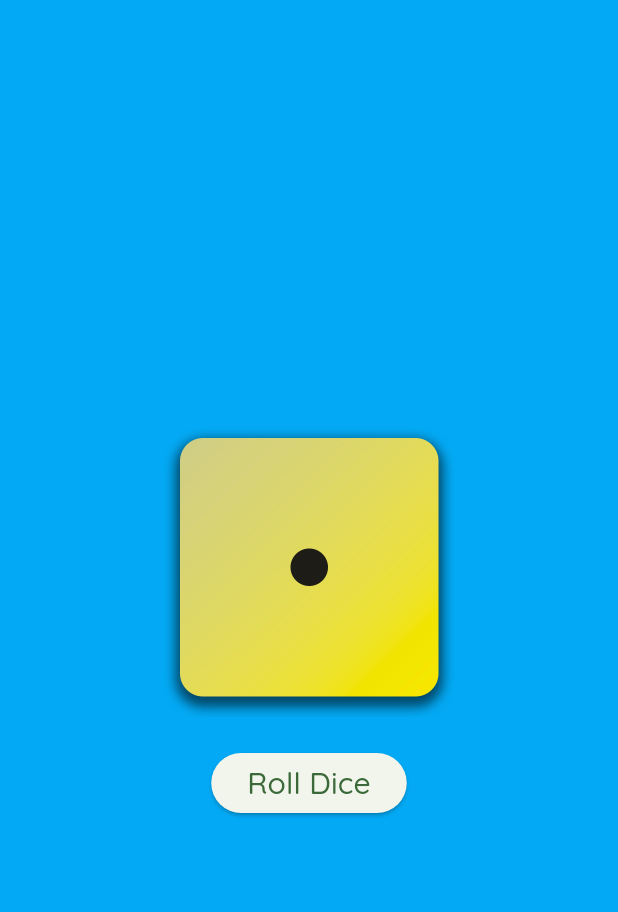
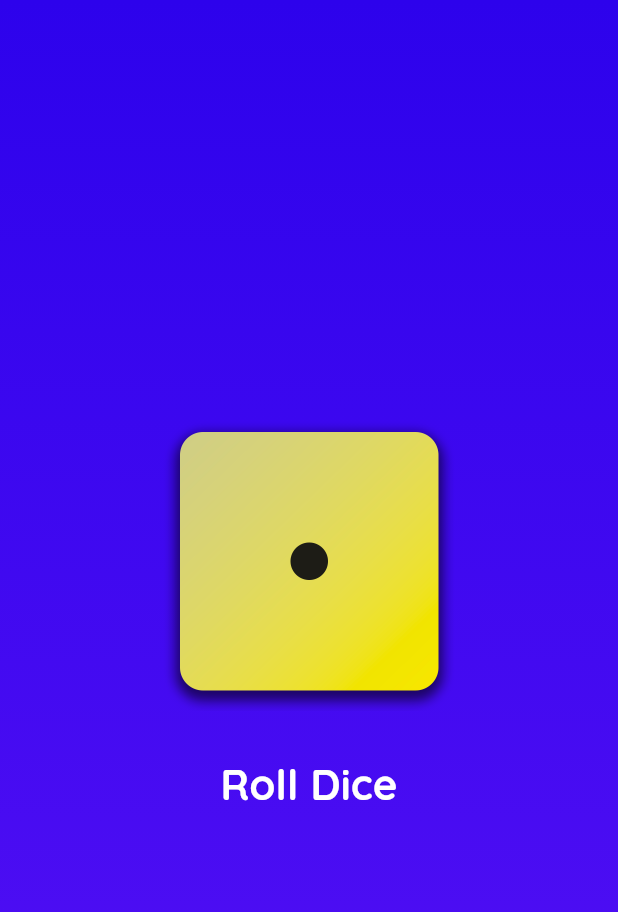
Before and after one commit to tejastamkar/flutter_state_managements, a Flutter app: the screen it shows after launch, on a phone screen of 412 x 824 dp. Shown: the top 912 px of the screen. Run offline on Flutter 3.47's test engine with Material 3 defaults, Android fonts, the light colour scheme and no system bars; our stand-ins replace get, google_fonts.

Commit message:
updated roll dice ui

```diff
--- a/lib/presentation/modules/home/home_screen.dart
+++ b/lib/presentation/modules/home/home_screen.dart
@@ -29,8 +29,17 @@ class _HomeScreenState extends State<HomeScreen> {
   @override
   Widget build(BuildContext context) {
     return Scaffold(
-        backgroundColor: Colors.lightBlue,
-        body: Column(
+        body: Container(
+      decoration: const BoxDecoration(
+          gradient: LinearGradient(
+        colors: [
+          Color.fromARGB(255, 45, 2, 236),
+          Color.fromARGB(255, 86, 17, 245),
+        ],
+        begin: Alignment.topCenter,
+        end: Alignment.bottomCenter,
+      )),
+      child: Column(
         crossAxisAlignment: CrossAxisAlignment.center,
         mainAxisAlignment: MainAxisAlignment.center,
         children: [
@@ -40,14 +49,18 @@ class _HomeScreenState extends State<HomeScreen> {
           const SizedBox(
             height: 20,
           ),
-            ElevatedButton(
+          TextButton(
             onPressed: rollDice,
             child: const Text(
               "Roll Dice",
-                style: TextStyle(fontSize: 20),
+              style: TextStyle(
+                  fontSize: 28,
+                  fontWeight: FontWeight.bold,
+                  color: Colors.white),
             ),
           )
         ],
+      ),
     ));
   }
 }
```
Lines whose indentation alone changed are shown as unchanged.
